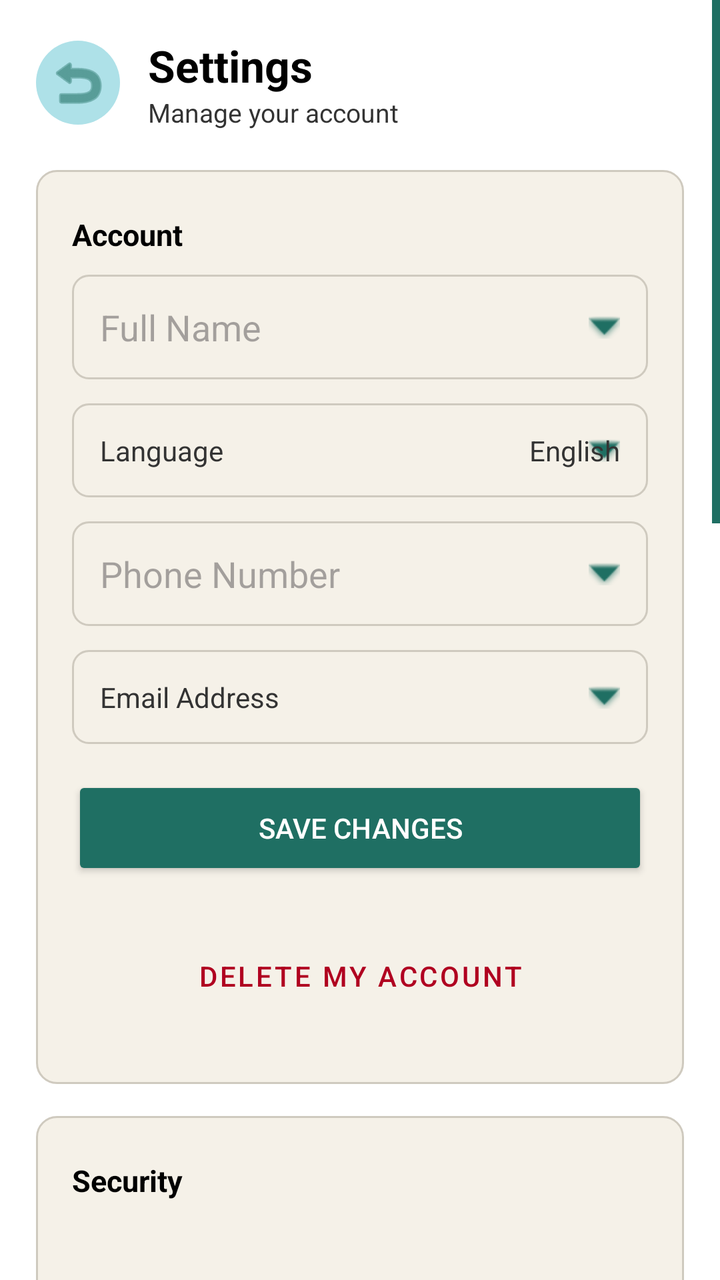
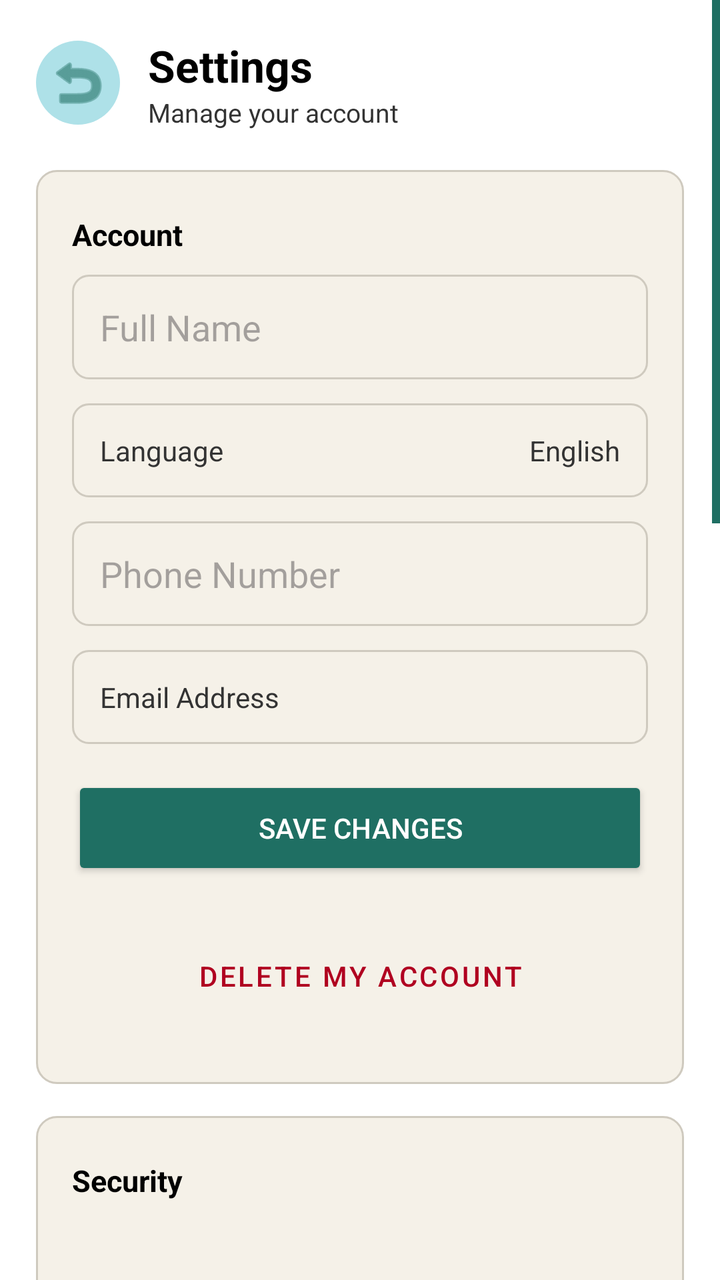

Before-and-after screenshots of an Android layout around one commit, followed by the original layout XML and the change that was made.
<!-- AndroidManifest.xml: application theme Theme.MMMBookingApp -->
<!-- res/layout/activity_settings.xml -->
<?xml version="1.0" encoding="utf-8"?>
<androidx.core.widget.NestedScrollView xmlns:android="http://schemas.android.com/apk/res/android"
    xmlns:app="http://schemas.android.com/apk/res-auto"
    android:layout_width="match_parent"
    android:layout_height="match_parent"
    android:background="@color/color_background"
    android:fillViewport="true"
    android:scrollbars="vertical"
    android:scrollbarStyle="outsideOverlay"
    android:scrollbarThumbVertical="@color/color_primary"
    android:fadeScrollbars="false">

    <LinearLayout
        android:layout_width="match_parent"
        android:layout_height="wrap_content"
        android:orientation="vertical"
        android:padding="18dp">

        
        <LinearLayout
            android:layout_width="match_parent"
            android:layout_height="wrap_content"
            android:orientation="horizontal"
            android:gravity="center_vertical"
            android:layout_marginBottom="20dp">

            <ImageButton
                android:id="@+id/btnBack"
                android:layout_width="42dp"
                android:layout_height="42dp"
                android:layout_marginEnd="14dp"
                android:background="@drawable/bg_circle_button"
                android:padding="10dp"
                android:src="@android:drawable/ic_menu_revert"
                app:tint="@color/color_primary"
                android:contentDescription="@string/btn_ok" />

            <LinearLayout
                android:layout_width="0dp"
                android:layout_height="wrap_content"
                android:layout_weight="1"
                android:orientation="vertical">

                <TextView
                    android:layout_width="wrap_content"
                    android:layout_height="wrap_content"
                    android:text="@string/settings_title"
                    android:textColor="@color/color_text_heading"
                    android:textSize="22sp"
                    android:textStyle="bold" />

                <TextView
                    android:layout_width="wrap_content"
                    android:layout_height="wrap_content"
                    android:text="@string/settings_subtitle"
                    android:textColor="@color/color_text_primary"
                    android:textSize="13sp" />
            </LinearLayout>
        </LinearLayout>

        
        <LinearLayout
            android:layout_width="match_parent"
            android:layout_height="wrap_content"
            android:orientation="vertical"
            android:background="@drawable/bg_card"
            android:padding="18dp"
            android:layout_marginBottom="16dp">

            <TextView style="@style/SectionHeader" android:text="@string/section_account" />

            <EditText
                android:id="@+id/etFullName"
                android:layout_width="match_parent"
                android:layout_height="wrap_content"
                android:hint="@string/hint_full_name"
                android:padding="14dp"
                android:background="@drawable/bg_dropdown_field"
                android:layout_marginBottom="12dp" />

            <LinearLayout
                android:layout_width="match_parent"
                android:layout_height="wrap_content"
                android:orientation="horizontal"
                android:background="@drawable/bg_dropdown_field"
                android:padding="14dp"
                android:layout_marginBottom="12dp">

                <TextView
                    android:layout_width="wrap_content"
                    android:layout_height="wrap_content"
                    android:text="@string/label_language"
                    android:textColor="@color/color_text_primary" />

                <TextView
                    android:layout_width="0dp"
                    android:layout_height="wrap_content"
                    android:layout_weight="1"
                    android:gravity="end"
                    android:text="@string/language_value"
                    android:textColor="@color/color_text_primary" />
            </LinearLayout>

            <EditText
                android:id="@+id/etPhone"
                android:layout_width="match_parent"
                android:layout_height="wrap_content"
                android:hint="@string/hint_phone"
                android:inputType="phone"
                android:padding="14dp"
                android:background="@drawable/bg_dropdown_field"
                android:layout_marginBottom="12dp" />

            <LinearLayout
                android:layout_width="match_parent"
                android:layout_height="wrap_content"
                android:orientation="horizontal"
                android:background="@drawable/bg_dropdown_field"
                android:padding="14dp"
                android:layout_marginBottom="16dp">

                <TextView
                    android:layout_width="wrap_content"
                    android:layout_height="wrap_content"
                    android:text="@string/hint_email"
                    android:textColor="@color/color_text_primary" />

                <TextView
                    android:id="@+id/tvEmail"
                    android:layout_width="0dp"
                    android:layout_height="wrap_content"
                    android:layout_weight="1"
                    android:gravity="end"
                    android:textColor="@color/color_text_primary" />
            </LinearLayout>

            <Button
                android:id="@+id/btnSaveChanges"
                android:layout_width="match_parent"
                android:layout_height="52dp"
                android:text="@string/btn_save_changes"
                android:textColor="@color/color_text_on_primary"
                android:backgroundTint="@color/color_primary"
                app:cornerRadius="14dp"
                android:layout_marginBottom="12dp" />

            <Button
                android:id="@+id/btnDeleteAccount"
                android:layout_width="match_parent"
                android:layout_height="wrap_content"
                android:singleLine="false"
                android:text="@string/btn_delete_account"
                android:textColor="@color/color_error"
                android:backgroundTint="@color/color_background"
                style="@style/Widget.MMM.TallOutlinedButton" />
        </LinearLayout>

        
        <LinearLayout
            android:layout_width="match_parent"
            android:layout_height="wrap_content"
            android:orientation="vertical"
            android:background="@drawable/bg_card"
            android:padding="18dp"
            android:layout_marginBottom="16dp">

            <TextView style="@style/SectionHeader" android:text="@string/section_security" />

            <Button
                android:id="@+id/btnChangePassword"
                android:layout_width="match_parent"
                android:layout_height="wrap_content"
                android:singleLine="false"
                android:text="@string/btn_change_password"
                android:textColor="@color/color_primary"
                android:backgroundTint="@color/color_background"
                style="@style/Widget.MMM.TallOutlinedButton" />
        </LinearLayout>

        
        <LinearLayout
            android:layout_width="match_parent"
            android:layout_height="wrap_content"
            android:orientation="vertical"
            android:background="@drawable/bg_card"
            android:padding="18dp"
            android:layout_marginBottom="16dp">

            <TextView style="@style/SectionHeader" android:text="@string/section_notifications" />

            <LinearLayout
                android:layout_width="match_parent"
                android:layout_height="wrap_content"
                android:orientation="horizontal"
                android:gravity="center_vertical">

                <TextView
                    android:layout_width="0dp"
                    android:layout_height="wrap_content"
                    android:layout_weight="1"
                    android:text="@string/label_booking_reminders"
                    android:textColor="@color/color_text_primary" />

                <Switch
                    android:id="@+id/switchNotifications"
                    android:layout_width="wrap_content"
                    android:layout_height="wrap_content" />
            </LinearLayout>
        </LinearLayout>

        
        <LinearLayout
            android:layout_width="match_parent"
            android:layout_height="wrap_content"
            android:orientation="vertical"
            android:background="@drawable/bg_card"
            android:padding="18dp"
            android:layout_marginBottom="16dp">

            <TextView style="@style/SectionHeader" android:text="@string/section_app" />

            <Button
                android:id="@+id/btnAbout"
                android:layout_width="match_parent"
                android:layout_height="wrap_content"
                android:singleLine="false"
                android:text="@string/btn_about"
                android:textColor="@color/color_primary"
                android:backgroundTint="@color/color_background"
                style="@style/Widget.MMM.TallOutlinedButton"
                android:layout_marginBottom="12dp" />

            <Button
                android:id="@+id/btnPrivacyPolicy"
                android:layout_width="match_parent"
                android:layout_height="wrap_content"
                android:singleLine="false"
                android:text="@string/btn_privacy_policy"
                android:textColor="@color/color_primary"
                android:backgroundTint="@color/color_background"
                style="@style/Widget.MMM.TallOutlinedButton"
                android:layout_marginBottom="12dp" />

            <Button
                android:id="@+id/btnTerms"
                android:layout_width="match_parent"
                android:layout_height="wrap_content"
                android:singleLine="false"
                android:text="@string/btn_terms"
                android:textColor="@color/color_primary"
                android:backgroundTint="@color/color_background"
                style="@style/Widget.MMM.TallOutlinedButton"
                android:layout_marginBottom="16dp" />

            <LinearLayout
                android:layout_width="match_parent"
                android:layout_height="wrap_content"
                android:orientation="horizontal"
                android:gravity="center_vertical"
                android:layout_marginBottom="16dp">

                <TextView
                    android:layout_width="0dp"
                    android:layout_height="wrap_content"
                    android:layout_weight="1"
                    android:text="@string/label_dark_mode"
                    android:textColor="@color/color_text_primary" />

                <Switch
                    android:id="@+id/switchDarkMode"
                    android:layout_width="wrap_content"
                    android:layout_height="wrap_content" />
            </LinearLayout>

            <LinearLayout
                android:layout_width="match_parent"
                android:layout_height="wrap_content"
                android:orientation="horizontal">

                <TextView
                    android:layout_width="wrap_content"
                    android:layout_height="wrap_content"
                    android:text="@string/label_app_version"
                    android:textColor="@color/color_text_primary" />

                <TextView
                    android:id="@+id/tvAppVersion"
                    android:layout_width="0dp"
                    android:layout_height="wrap_content"
                    android:layout_weight="1"
                    android:gravity="end"
                    android:textColor="@color/color_text_primary" />
            </LinearLayout>
        </LinearLayout>

        
        <LinearLayout
            android:id="@+id/layoutAdminSection"
            android:layout_width="match_parent"
            android:layout_height="wrap_content"
            android:orientation="vertical"
            android:background="@drawable/bg_card"
            android:padding="18dp"
            android:layout_marginBottom="16dp"
            android:visibility="gone">

            <TextView style="@style/SectionHeader" android:text="@string/section_practice_admin" />

            <Button
                android:id="@+id/btnPracticeInfo"
                android:layout_width="match_parent"
                android:layout_height="wrap_content"
                android:singleLine="false"
                android:text="@string/btn_practice_info"
                android:textColor="@color/color_primary"
                android:backgroundTint="@color/color_background"
                style="@style/Widget.MMM.TallOutlinedButton" />
        </LinearLayout>

        
        <LinearLayout
            android:layout_width="match_parent"
            android:layout_height="wrap_content"
            android:orientation="vertical"
            android:background="@drawable/bg_card"
            android:padding="18dp">

            <TextView style="@style/SectionHeader" android:text="@string/section_support" />

            <Button
                android:id="@+id/btnContactUs"
                android:layout_width="match_parent"
                android:layout_height="wrap_content"
                android:singleLine="false"
                android:text="@string/btn_contact_us"
                android:textColor="@color/color_primary"
                android:backgroundTint="@color/color_background"
                style="@style/Widget.MMM.TallOutlinedButton"
                android:layout_marginBottom="12dp" />

            <Button
                android:id="@+id/btnFAQ"
                android:layout_width="match_parent"
                android:layout_height="wrap_content"
                android:singleLine="false"
                android:text="@string/btn_faq"
                android:textColor="@color/color_primary"
                android:backgroundTint="@color/color_background"
                style="@style/Widget.MMM.TallOutlinedButton"
                android:layout_marginBottom="16dp" />

            <Button
                android:id="@+id/btnLogout"
                android:layout_width="match_parent"
                android:layout_height="wrap_content"
                android:singleLine="false"
                android:text="@string/btn_logout"
                android:textColor="@color/color_error"
                android:backgroundTint="@color/color_background"
                app:strokeColor="@color/color_error"
                style="@style/Widget.MMM.TallOutlinedButton" />
        </LinearLayout>

    </LinearLayout>
</androidx.core.widget.NestedScrollView>
<!-- resources referenced by this layout -->
<resources>
  <color name="color_background">#FFFFFF</color>
  <color name="color_error">#B00020</color>
  <color name="color_primary">#1F6F63</color>
  <color name="color_text_heading">#000000</color>
  <color name="color_text_on_primary">#FFFFFF</color>
  <color name="color_text_primary">#333333</color>
  <!-- drawable bg_card (drawable) -->
  <?xml version="1.0" encoding="utf-8"?>
  <shape xmlns:android="http://schemas.android.com/apk/res/android"
      android:shape="rectangle">
      <solid android:color="@color/color_surface" />
      <corners android:radius="10dp" />
      <stroke android:width="1dp" android:color="@color/color_border" />
  </shape>
  <!-- drawable bg_circle_button (drawable) -->
  <?xml version="1.0" encoding="utf-8"?>
  <shape xmlns:android="http://schemas.android.com/apk/res/android" android:shape="oval">
      <solid android:color="@color/color_highlight" />
  </shape>
  <!-- drawable bg_dropdown_field (drawable) -->
  <?xml version="1.0" encoding="utf-8"?>
  <layer-list xmlns:android="http://schemas.android.com/apk/res/android">
      <item>
          <shape android:shape="rectangle">
              <solid android:color="@color/color_surface" />
              <corners android:radius="8dp" />
              <stroke android:width="1dp" android:color="@color/color_border" />
          </shape>
      </item>
      <item
          android:gravity="end|center_vertical"
          android:right="14dp">
          <bitmap
              android:src="@android:drawable/arrow_down_float"
              android:tint="@color/color_primary" />
      </item>
  </layer-list>
  <string name="btn_about">About MMM Social Workers &amp; Associates</string>
  <string name="btn_change_password">Change Password</string>
  <string name="btn_contact_us">Contact Us</string>
  <string name="btn_delete_account">Delete My Account</string>
  <string name="btn_faq">Frequently Asked Questions (FAQ)</string>
  <string name="btn_logout">Logout</string>
  <string name="btn_ok">OK</string>
  <string name="btn_practice_info">Practice Information</string>
  <string name="btn_privacy_policy">Privacy Policy</string>
  <string name="btn_save_changes">Save Changes</string>
  <string name="btn_terms">Terms and Conditions</string>
  <string name="hint_email">Email Address</string>
  <string name="hint_full_name">Full Name</string>
  <string name="hint_phone">Phone Number</string>
  <string name="label_app_version">App Version</string>
  <string name="label_booking_reminders">Booking Reminders</string>
  <string name="label_dark_mode">Dark Mode</string>
  <string name="label_language">Language</string>
  <string name="language_value">English</string>
  <string name="section_account">Account</string>
  <string name="section_app">App</string>
  <string name="section_notifications">Notifications</string>
  <string name="section_practice_admin">Practice Administration</string>
  <string name="section_security">Security</string>
  <string name="section_support">Support</string>
  <string name="settings_subtitle">Manage your account</string>
  <string name="settings_title">Settings</string>
  <style name="Widget.MMM.TallOutlinedButton" parent="Widget.MaterialComponents.Button.OutlinedButton">
          <item name="android:minHeight">72dp</item>
          <item name="android:paddingTop">16dp</item>
          <item name="android:paddingBottom">16dp</item>
          <item name="android:maxLines">2</item>
          <item name="android:gravity">center</item>
          <item name="android:lineSpacingExtra">2dp</item>
      </style>
  <color name="color_surface">#F5F1E8</color>
  <color name="color_border">#CFCABF</color>
  <color name="color_highlight">#AEE1E8</color>
  <!-- unchanged entries left out for length: 2 -->
</resources>

<!-- the commit's change to res/layout/activity_settings.xml (unified diff, before → after) -->
@@ -75,14 +75,14 @@
                 android:layout_height="wrap_content"
                 android:hint="@string/hint_full_name"
                 android:padding="14dp"
-                android:background="@drawable/bg_dropdown_field"
+                android:background="@drawable/bg_input_plain"
                 android:layout_marginBottom="12dp" />
 
             <LinearLayout
                 android:layout_width="match_parent"
                 android:layout_height="wrap_content"
                 android:orientation="horizontal"
-                android:background="@drawable/bg_dropdown_field"
+                android:background="@drawable/bg_input_plain"
                 android:padding="14dp"
                 android:layout_marginBottom="12dp">
 
@@ -108,14 +108,14 @@
                 android:hint="@string/hint_phone"
                 android:inputType="phone"
                 android:padding="14dp"
-                android:background="@drawable/bg_dropdown_field"
+                android:background="@drawable/bg_input_plain"
                 android:layout_marginBottom="12dp" />
 
             <LinearLayout
                 android:layout_width="match_parent"
                 android:layout_height="wrap_content"
                 android:orientation="horizontal"
-                android:background="@drawable/bg_dropdown_field"
+                android:background="@drawable/bg_input_plain"
                 android:padding="14dp"
                 android:layout_marginBottom="16dp">
 
<!-- resource entries referenced after the edit -->
@@ -19,24 +19,14 @@
   <shape xmlns:android="http://schemas.android.com/apk/res/android" android:shape="oval">
       <solid android:color="@color/color_highlight" />
   </shape>
-  <!-- drawable bg_dropdown_field (drawable) -->
+  <!-- drawable bg_input_plain (drawable) -->
   <?xml version="1.0" encoding="utf-8"?>
-  <layer-list xmlns:android="http://schemas.android.com/apk/res/android">
-      <item>
-          <shape android:shape="rectangle">
-              <solid android:color="@color/color_surface" />
-              <corners android:radius="8dp" />
-              <stroke android:width="1dp" android:color="@color/color_border" />
-          </shape>
-      </item>
-      <item
-          android:gravity="end|center_vertical"
-          android:right="14dp">
-          <bitmap
-              android:src="@android:drawable/arrow_down_float"
-              android:tint="@color/color_primary" />
-      </item>
-  </layer-list>
+  <shape xmlns:android="http://schemas.android.com/apk/res/android"
+      android:shape="rectangle">
+      <solid android:color="@color/color_surface" />
+      <corners android:radius="8dp" />
+      <stroke android:width="1dp" android:color="@color/color_border" />
+  </shape>
   <string name="btn_about">About MMM Social Workers &amp; Associates</string>
   <string name="btn_change_password">Change Password</string>
   <string name="btn_contact_us">Contact Us</string>
